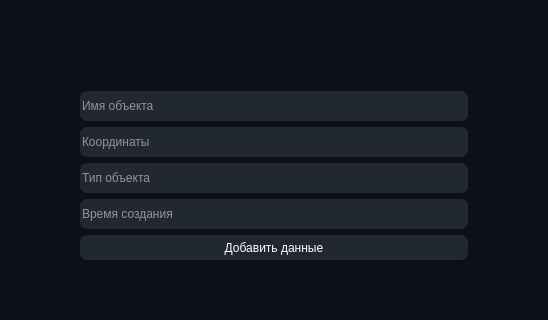
Nighty3098/ListProcessing, file ListAnalyzer/mainwindow.ui: the form before one commit; both pictures show x 361 to 909 and y 240 to 560 of the 1270 by 793 pixel window.
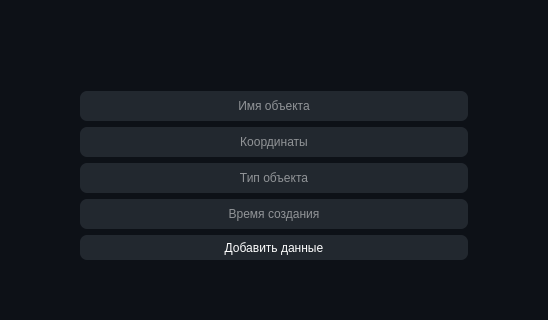
The form after the commit. The open tabs and pages were chosen to show the change. Icons and pictures are not drawn.

Patch:
```diff
--- a/ListAnalyzer/mainwindow.ui
+++ b/ListAnalyzer/mainwindow.ui
@@ -477,6 +477,9 @@
                 <property name="styleSheet">
                  <string notr="true">background-color: #22282f; border-radius: 7px;</string>
                 </property>
+                <property name="alignment">
+                 <set>Qt::AlignmentFlag::AlignCenter</set>
+                </property>
                 <property name="placeholderText">
                  <string>Имя объекта</string>
                 </property>
@@ -493,6 +496,9 @@
                 <property name="styleSheet">
                  <string notr="true">background-color: #22282f; border-radius: 7px;</string>
                 </property>
+                <property name="alignment">
+                 <set>Qt::AlignmentFlag::AlignCenter</set>
+                </property>
                 <property name="placeholderText">
                  <string>Координаты</string>
                 </property>
@@ -509,6 +515,9 @@
                 <property name="styleSheet">
                  <string notr="true">background-color: #22282f; border-radius: 7px;</string>
                 </property>
+                <property name="alignment">
+                 <set>Qt::AlignmentFlag::AlignCenter</set>
+                </property>
                 <property name="placeholderText">
                  <string>Тип объекта</string>
                 </property>
@@ -525,6 +534,9 @@
                 <property name="styleSheet">
                  <string notr="true">background-color: #22282f; border-radius: 7px;</string>
                 </property>
+                <property name="alignment">
+                 <set>Qt::AlignmentFlag::AlignCenter</set>
+                </property>
                 <property name="placeholderText">
                  <string>Время создания</string>
                 </property>
```
Left out of the diff: 4 changed lines with no effect on the pictures.
